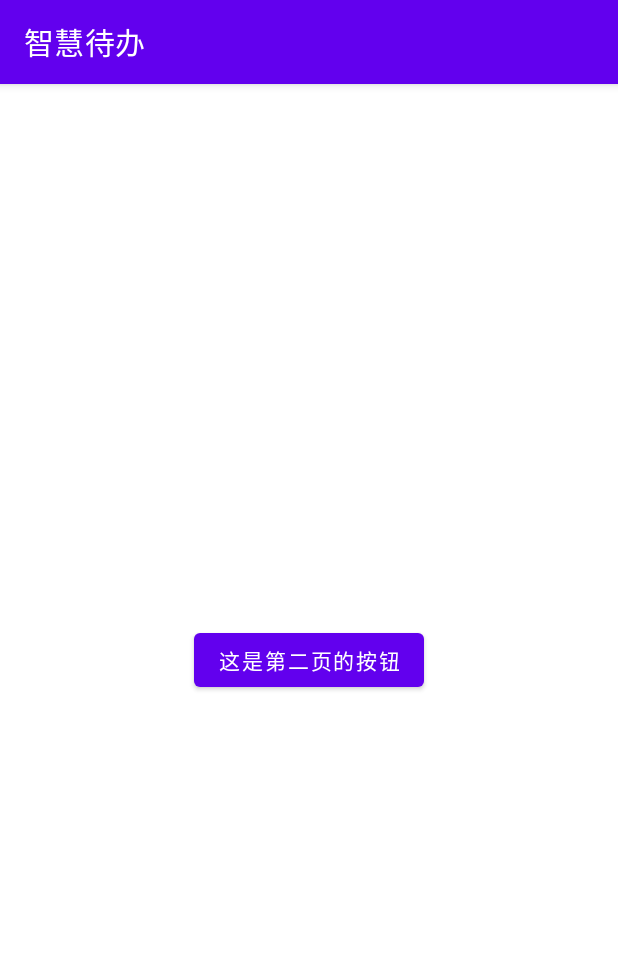
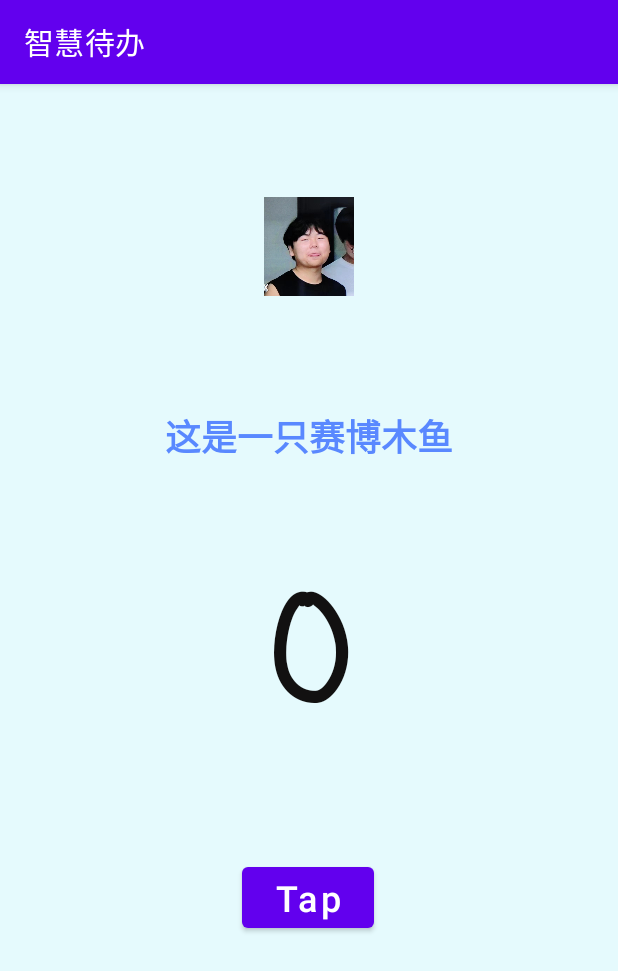
Before and after one commit to FormerOR/Smart-Todo-App, an Android app: the SecondActivity screen opened directly, with no data from a screen before it, on a phone screen of 412 x 824 dp. Shown: the top 971 px of the screen. Run offline under Robolectric (Android 15) with nearby library versions, the phone set to English and light mode, and no system bars; network calls fail.

Commit message:
v2.0.0 完善第二界面，添加音效和图片，添加电子木鱼

```diff
--- a/app/src/main/java/com/example/emptyactivity/FirstActivity.java
+++ b/app/src/main/java/com/example/emptyactivity/FirstActivity.java
@@ -1,12 +1,14 @@
 package com.example.emptyactivity;
 
 import android.content.Intent;
+import android.media.MediaPlayer;
 import android.os.Bundle;
 import android.view.Menu;
 import android.view.MenuItem;
 import android.view.View;
 import android.widget.Button;
 import android.widget.EditText;
+import android.widget.ProgressBar;
 import android.widget.TextView;
 import android.widget.Toast;
 
@@ -31,12 +33,17 @@ public class FirstActivity extends AppCompatActivity {
 
         });
 
+        //设置mediaPlayer
+        final MediaPlayer mediaPlayer = MediaPlayer.create(this, R.raw.bling);
         TextView adv_text = (TextView) findViewById(R.id.textView2);
         EditText user_input_edit = (EditText) findViewById(R.id.editTextText);
         Button button2 = (Button) findViewById(R.id.Button_get_adv);
+        ProgressBar wait_bar = (ProgressBar) findViewById(R.id.progressBar);
         button2.setOnClickListener(new View.OnClickListener() {
             @Override
             public void onClick(View v) {
+                // 点击按钮后，显示进度条
+                wait_bar.setVisibility(View.VISIBLE);
                 new Thread(new Runnable() {
                     @Override
                     public void run() {
@@ -51,7 +58,13 @@ public class FirstActivity extends AppCompatActivity {
                                     @Override
                                     public void run() {
                                         adv_text.setText(content);
-                                        Toast.makeText(FirstActivity.this, content, Toast.LENGTH_SHORT).show();
+                                        Toast.makeText(FirstActivity.this, "已获取到建议", Toast.LENGTH_SHORT).show();
+                                        // 播放音效
+                                        if (!mediaPlayer.isPlaying()) {
+                                            mediaPlayer.start();
+                                        }
+                                        // 隐藏进度条
+                                        wait_bar.setVisibility(View.GONE);
                                     }
                                 });
                                 break;
@@ -71,6 +84,8 @@ public class FirstActivity extends AppCompatActivity {
                                     @Override
                                     public void run() {
                                         Toast.makeText(FirstActivity.this, "服务器开了点小差，请重试", Toast.LENGTH_SHORT).show();
+                                        // 隐藏进度条
+                                        wait_bar.setVisibility(View.GONE);
                                     }
                                 });
                             }
--- a/app/src/main/java/com/example/emptyactivity/SecondActivity.java
+++ b/app/src/main/java/com/example/emptyactivity/SecondActivity.java
@@ -1,6 +1,10 @@
 package com.example.emptyactivity;
 
+import android.media.MediaPlayer;
 import android.os.Bundle;
+import android.widget.Button;
+import android.widget.ImageView;
+import android.widget.TextView;
 
 import androidx.activity.EdgeToEdge;
 import androidx.appcompat.app.AppCompatActivity;
@@ -20,5 +24,26 @@ public class SecondActivity extends AppCompatActivity {
             v.setPadding(systemBars.left, systemBars.top, systemBars.right, systemBars.bottom);
             return insets;
         });
+
+        Button button2 = (Button) findViewById(R.id.Button_page2);
+        TextView textView = (TextView) findViewById(R.id.textView4);
+        ImageView imageView = (ImageView) findViewById(R.id.imageView);
+        final MediaPlayer mediaPlayer = MediaPlayer.create(this, R.raw.tap_wooden_fish);
+        button2.setOnClickListener(v -> {
+            // 点击按钮后文本框数字加一
+            int num = Integer.parseInt(textView.getText().toString());
+            textView.setText(String.valueOf(num + 1));
+            // 播放音效
+            if (!mediaPlayer.isPlaying()) {
+                mediaPlayer.start();
+            }
+
+            // 切换图片,根据图片列表的顺序切换
+            String[] imageList = {"cj", "jsj","yhq","lxf","cjz"};
+            int index = num % imageList.length;
+            int imageId = getResources().getIdentifier(imageList[index], "drawable", getPackageName());
+            imageView.setImageResource(imageId);
+
+        });
     }
 }
--- a/app/src/main/res/layout/activity_second.xml
+++ b/app/src/main/res/layout/activity_second.xml
@@ -9,17 +9,66 @@
 
     <androidx.constraintlayout.widget.ConstraintLayout
         android:layout_width="match_parent"
-        android:layout_height="match_parent">
+        android:layout_height="match_parent"
+        android:background="#51AEEEF8">
 
         <Button
-            android:id="@+id/Button_get_adv"
+            android:id="@+id/Button_page2"
             android:layout_width="wrap_content"
             android:layout_height="wrap_content"
-            android:text="这是第二页的按钮"
+            android:elevation="20dp"
+            android:text="Tap"
+            android:textAllCaps="false"
+            android:textSize="24sp"
             app:layout_constraintBottom_toBottomOf="parent"
             app:layout_constraintEnd_toEndOf="parent"
+            app:layout_constraintHorizontal_bias="0.498"
             app:layout_constraintStart_toStartOf="parent"
-            app:layout_constraintTop_toTopOf="parent" />
+            app:layout_constraintTop_toTopOf="parent"
+            app:layout_constraintVertical_bias="0.721" />
+
+        <TextView
+            android:id="@+id/textView4"
+            android:layout_width="wrap_content"
+            android:layout_height="wrap_content"
+            android:fontFamily="casual"
+            android:text="0"
+            android:textColor="#121111"
+            android:textSize="96sp"
+            android:textStyle="bold"
+            android:typeface="sans"
+            app:layout_constraintBottom_toTopOf="@+id/Button_page2"
+            app:layout_constraintEnd_toEndOf="parent"
+            app:layout_constraintStart_toStartOf="parent"
+            app:layout_constraintTop_toTopOf="parent"
+            app:layout_constraintVertical_bias="0.848" />
+
+        <TextView
+            android:id="@+id/textView5"
+            android:layout_width="wrap_content"
+            android:layout_height="wrap_content"
+            android:text="@string/page2_tip1"
+            android:textColor="#BF2962FF"
+            android:textSize="24sp"
+            android:textStyle="bold"
+            android:typeface="sans"
+            app:layout_constraintBottom_toTopOf="@+id/textView4"
+            app:layout_constraintEnd_toEndOf="parent"
+            app:layout_constraintStart_toStartOf="parent"
+            app:layout_constraintTop_toTopOf="parent"
+            app:layout_constraintVertical_bias="0.782" />
+
+        <ImageView
+            android:id="@+id/imageView"
+            android:layout_width="68dp"
+            android:layout_height="66dp"
+            app:layout_constraintBottom_toTopOf="@+id/textView5"
+            app:layout_constraintEnd_toEndOf="parent"
+            app:layout_constraintStart_toStartOf="parent"
+            app:layout_constraintTop_toTopOf="parent"
+            android:src="@drawable/cjz"
+            android:visibility="visible"
+            />
     </androidx.constraintlayout.widget.ConstraintLayout>
 
 </LinearLayout>
--- a/app/src/main/res/layout/first_layout.xml
+++ b/app/src/main/res/layout/first_layout.xml
@@ -85,6 +85,14 @@
                     android:textColor="#333333"
                     android:textSize="16sp"
                     android:textStyle="bold" />
+
+                <ProgressBar
+                    android:id="@+id/progressBar"
+                    style="?android:attr/progressBarStyle"
+                    android:layout_width="match_parent"
+                    android:layout_height="wrap_content"
+                    android:visibility="gone"
+                    />
             </LinearLayout>
         </ScrollView>
 
--- a/app/src/main/res/values/strings.xml
+++ b/app/src/main/res/values/strings.xml
@@ -1,4 +1,5 @@
 <resources>
     <string name="app_name">智慧待办</string>
-    <string name="version_text">Version:1.0.2 By LucasLynn</string>
+    <string name="version_text">Version:2.0.0 By LucasLynn</string>
+    <string name="page2_tip1">这是一只赛博木鱼</string>
 </resources>
```
Also changed, not shown: app/src/main/res/drawable/cj.jpg (added), app/src/main/res/drawable/cjz.jpg (added), app/src/main/res/drawable/jsj.jpg (added), app/src/main/res/drawable/lxf.jpg (added), app/src/main/res/drawable/yhq.jpg (added), 3 other files.
